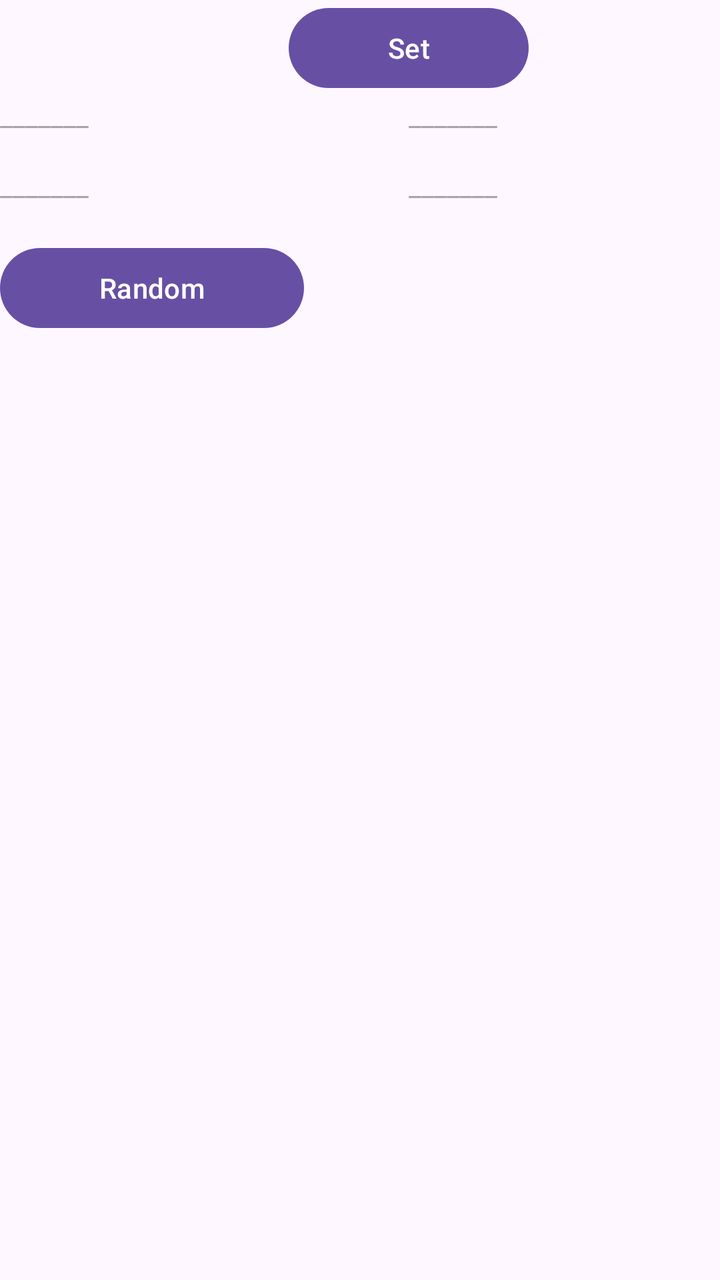
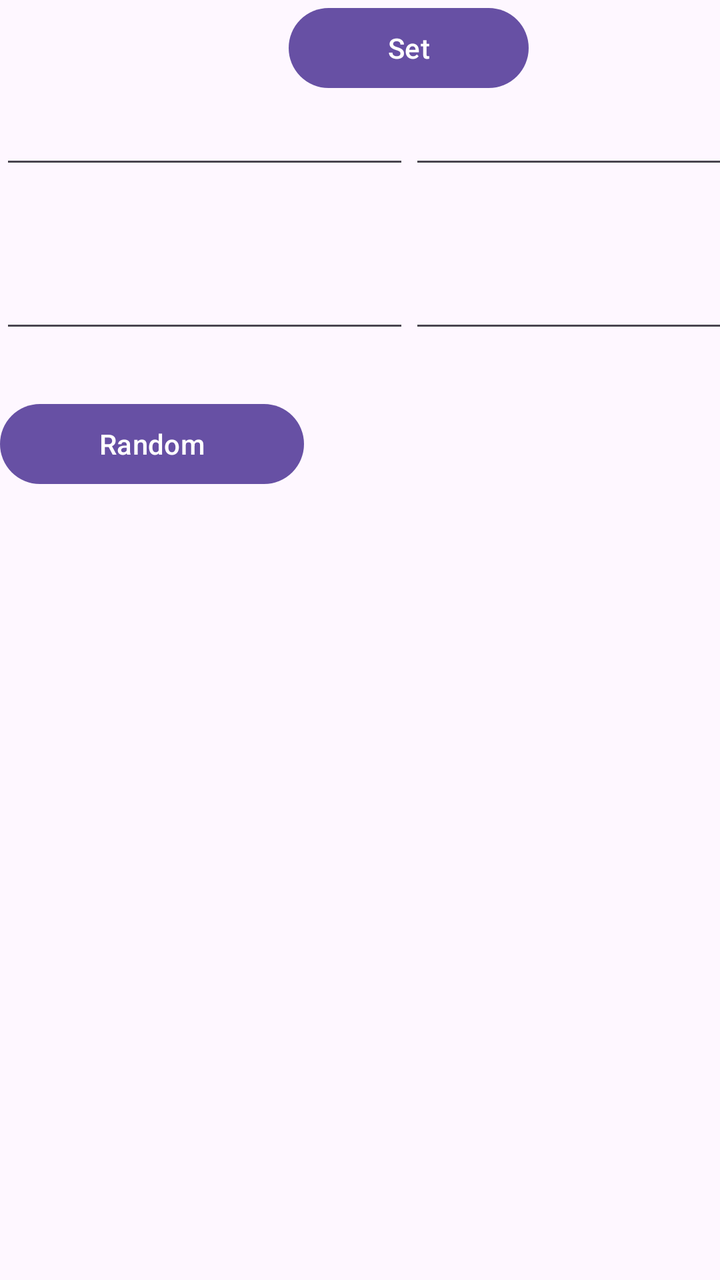

An Android layout rendered at two revisions. The XML below is the earlier revision; the diff shows what the commit changed to produce the second picture.
<!-- AndroidManifest.xml: application theme Theme.PracticalTest01Var07 -->
<!-- res/layout/activity_practical_test01_var07_main.xml -->
<?xml version="1.0" encoding="utf-8"?>
<androidx.constraintlayout.widget.ConstraintLayout xmlns:android="http://schemas.android.com/apk/res/android"
    xmlns:app="http://schemas.android.com/apk/res-auto"
    xmlns:tools="http://schemas.android.com/tools"
    android:id="@+id/main"
    android:layout_width="match_parent"
    android:layout_height="match_parent"
    tools:context=".PracticalTest01Var07MainActivity">

    <LinearLayout
        android:layout_width="409dp"
        android:layout_height="729dp"
        android:orientation="vertical"
        tools:layout_editor_absoluteX="1dp"
        tools:layout_editor_absoluteY="1dp">

        <Button
            android:id="@+id/setButton"
            android:layout_width="120dp"
            android:layout_height="wrap_content"
            android:layout_gravity="center"
            android:text="Set" />

        <LinearLayout
            android:layout_width="match_parent"
            android:layout_height="35dp"
            android:orientation="horizontal">

            <TextView
                android:id="@+id/topLeftText"
                android:layout_width="wrap_content"
                android:layout_height="wrap_content"
                android:layout_weight="1"
                android:hint="_______"
                android:text="" />

            <TextView
                android:id="@+id/topRightText"
                android:layout_width="wrap_content"
                android:layout_height="wrap_content"
                android:layout_weight="1"
                android:hint="_______"
                android:text="" />
        </LinearLayout>

        <LinearLayout
            android:layout_width="match_parent"
            android:layout_height="37dp"
            android:orientation="horizontal">

            <TextView
                android:id="@+id/bottomLeftText"
                android:layout_width="wrap_content"
                android:layout_height="wrap_content"
                android:layout_weight="1"
                android:hint="_______"
                android:text="" />

            <TextView
                android:id="@+id/bottomRightText"
                android:layout_width="wrap_content"
                android:layout_height="wrap_content"
                android:layout_weight="1"
                android:hint="_______"
                android:text="" />
        </LinearLayout>

        <Button
            android:id="@+id/randomButton"
            android:layout_width="152dp"
            android:layout_height="wrap_content"
            android:text="Random" />
    </LinearLayout>
</androidx.constraintlayout.widget.ConstraintLayout>
<!-- resources referenced by this layout -->
<resources>
  <style name="Theme.PracticalTest01Var07" parent="Base.Theme.PracticalTest01Var07" />
  <style name="Base.Theme.PracticalTest01Var07" parent="Theme.Material3.DayNight.NoActionBar">
          
          
      </style>
</resources>

<!-- the commit's change to res/layout/activity_practical_test01_var07_main.xml (unified diff, before → after) -->
@@ -23,45 +23,49 @@
 
         <LinearLayout
             android:layout_width="match_parent"
-            android:layout_height="35dp"
+            android:layout_height="82dp"
             android:orientation="horizontal">
 
-            <TextView
+            <EditText
                 android:id="@+id/topLeftText"
                 android:layout_width="wrap_content"
                 android:layout_height="wrap_content"
                 android:layout_weight="1"
-                android:hint="_______"
+                android:ems="10"
+                android:inputType="text"
                 android:text="" />
 
-            <TextView
+            <EditText
                 android:id="@+id/topRightText"
                 android:layout_width="wrap_content"
                 android:layout_height="wrap_content"
                 android:layout_weight="1"
-                android:hint="_______"
+                android:ems="10"
+                android:inputType="text"
                 android:text="" />
         </LinearLayout>
 
         <LinearLayout
             android:layout_width="match_parent"
-            android:layout_height="37dp"
+            android:layout_height="68dp"
             android:orientation="horizontal">
 
-            <TextView
+            <EditText
+                android:id="@+id/bottomRightText"
+                android:layout_width="wrap_content"
+                android:layout_height="wrap_content"
+                android:layout_weight="1"
+                android:ems="10"
+                android:inputType="text"
+                android:text="" />
+
+            <EditText
                 android:id="@+id/bottomLeftText"
                 android:layout_width="wrap_content"
                 android:layout_height="wrap_content"
                 android:layout_weight="1"
-                android:hint="_______"
-                android:text="" />
-
-            <TextView
-                android:id="@+id/bottomRightText"
-                android:layout_width="wrap_content"
-                android:layout_height="wrap_content"
-                android:layout_weight="1"
-                android:hint="_______"
+                android:ems="10"
+                android:inputType="text"
                 android:text="" />
         </LinearLayout>
 
